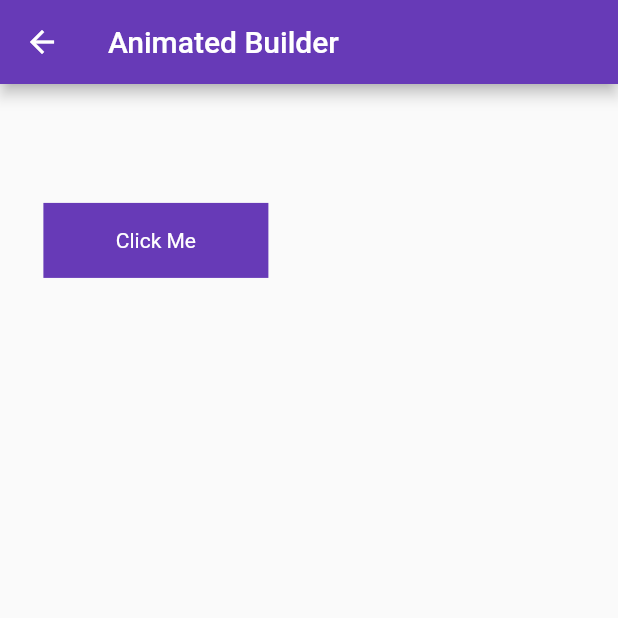
After one commit to foysal-mamun/flutter_practices, a Flutter app: the AnimatedPositionedDemo screen opened by its route, after a tap on "Click Me", on a phone screen of 412 x 824 dp, the top half of it. The commit adds this screen. Run offline on Flutter 3.47's test engine with Material 2 defaults, Android fonts, the phone set to English and light mode, and no system bars; missing offline and left inert: dart:html.

Commit message:
more basic animation

```diff
--- a/animations/lib/demo.dart
+++ b/animations/lib/demo.dart
@@ -1,5 +1,3 @@
-import 'dart:js';
-
 import 'package:aminations/src/basics/01_animated_container.dart';
 import 'package:aminations/src/basics/02_page_route_builder.dart';
 import 'package:aminations/src/basics/03_animation_controller.dart';
@@ -8,6 +6,8 @@ import 'package:aminations/src/basics/05_animated_builder.dart';
 import 'package:aminations/src/basics/06_custom_tween.dart';
 import 'package:aminations/src/basics/07_tween_sequence.dart';
 import 'package:aminations/src/basics/08_fade_transition.dart';
+import 'package:aminations/src/basics/09_animated_positioned.dart';
+import 'package:aminations/src/basics/10_animated_switcher.dart';
 import 'package:flutter/material.dart';
 
 class Demo {
@@ -60,6 +60,16 @@ class Demo {
         name: FadeTransitionDemo.demoName,
         route: FadeTransitionDemo.routeName,
         builder: (context) => FadeTransitionDemo(),
+      ),
+      Demo(
+        name: AnimatedPositionedDemo.demoName,
+        route: AnimatedPositionedDemo.routeName,
+        builder: (context) => AnimatedPositionedDemo()
+      ),
+      Demo(
+        name: AnimatedSwitcherDemo.demoName,
+        route: AnimatedSwitcherDemo.routeName,
+        builder: (context) => AnimatedSwitcherDemo(),
       )
     ];
   }
--- /dev/null
+++ b/animations/lib/src/basics/09_animated_positioned.dart
@@ -0,0 +1,85 @@
+import 'dart:math';
+
+import 'package:aminations/src/basics/05_animated_builder.dart';
+import 'package:flutter/material.dart';
+
+class AnimatedPositionedDemo extends StatefulWidget {
+
+  static String routeName = '/basics/09_animated_positioned';
+  static String demoName = 'Animated Positioned';
+
+  _AnimatedPositionedDemoState createState() => _AnimatedPositionedDemoState();
+}
+
+class _AnimatedPositionedDemoState extends State<AnimatedPositionedDemo> {
+
+  double topPosition;
+  double leftPosition;
+
+  double generateTopPosition(double top) => Random().nextDouble() * top;
+  double generateLeftPosition(double left) => Random().nextDouble() * left;
+
+  void changePosition(double top, double left){
+    setState(() {
+      topPosition = generateTopPosition(top);
+      leftPosition = generateLeftPosition(left);
+    });
+  }
+
+  @override
+  void initState() {
+    super.initState();
+    topPosition = generateTopPosition(30);
+    leftPosition = generateLeftPosition(30);
+  }
+
+  @override
+  void dispose() {
+    super.dispose();
+  }
+
+  @override
+  Widget build(BuildContext context) {
+
+    final size = MediaQuery.of(context).size;
+    final appBar = AppBar(
+      title: Text(AnimatedBuilderDemo.demoName),
+    );
+    final topPadding = MediaQuery.of(context).padding.top;
+
+    return Scaffold(
+      appBar: appBar,
+      body: Container(
+        height: size.height,
+        width: size.width,
+        child: Stack(
+          children: <Widget>[
+            AnimatedPositioned(
+              top: topPosition,
+              left: leftPosition,
+              duration: Duration(seconds: 1),
+              child: InkWell(
+                onTap: () => changePosition(
+                  size.height - (appBar.preferredSize.height + topPadding + 50),
+                  size.width - 150
+                ),
+                child: Container(
+                  alignment: Alignment.center,
+                  width: 150,
+                  height: 50,
+                  child: Text(
+                    "Click Me",
+                    style: TextStyle(
+                      color: Theme.of(context).buttonTheme.colorScheme.onPrimary
+                    ),
+                  ),
+                  color: Theme.of(context).primaryColor,
+                ),
+              )
+            )
+          ],
+        ),
+      ),
+    );
+  }
+}
```
Also changed, not shown: animations/lib/src/basics/10_animated_switcher.dart (added, +79 -0 lines).
